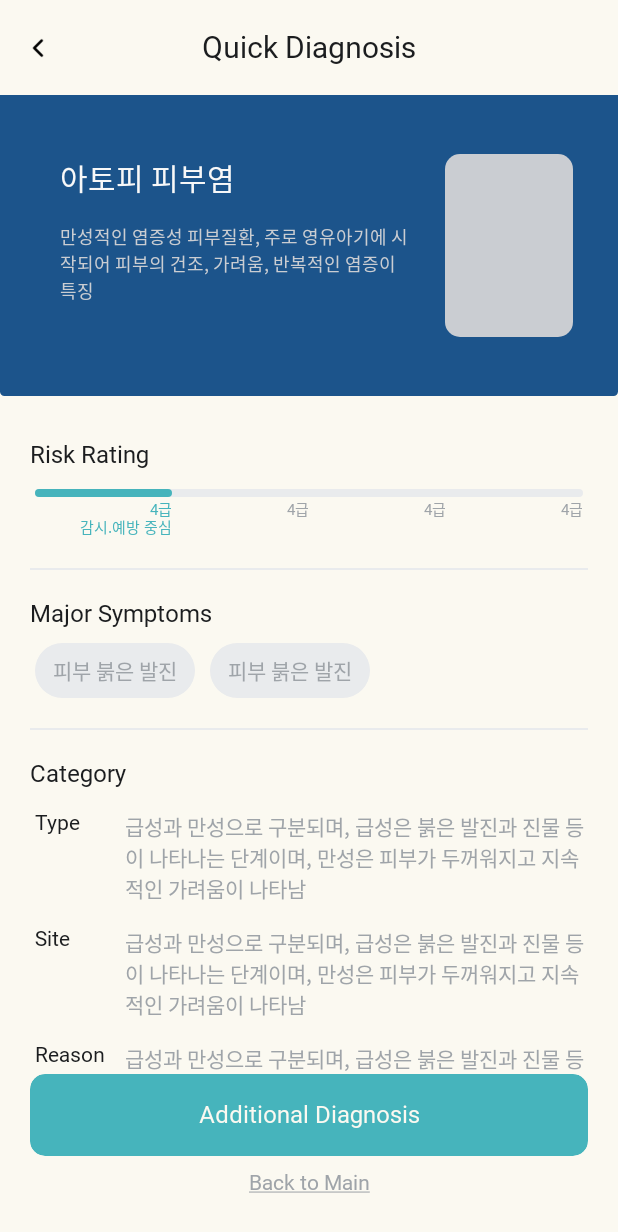
After one commit to GDSC-DGU/2025-APAC-SolutionChallenge-Peekaboo, an Android app built with Jetpack Compose: the DetailQuickScreen screen opened through its navigation route, on a phone screen of 412 x 824 dp. The commit adds this screen. Shown: the top 1232 px of the screen. Run offline under Robolectric (Android 15) with nearby library versions, the phone set to English and light mode, and no system bars; our stand-ins replace Dagger/Hilt's generated code, Timber; Roboto replaces fonts that are not available here.

Commit message:
feat: Set quick diagnosis detail screen
Create quick diagnosis detail page
Set disease symptom detail mock data and Apply content to screen
Set detail page navigation

Related to: #21

```diff
--- a/client/core/design-system/src/main/java/com/peekaboo/design_system/StringComponent.kt
+++ b/client/core/design-system/src/main/java/com/peekaboo/design_system/StringComponent.kt
@@ -8,6 +8,7 @@ const val Add = "추가"
 const val Finish = "완료"
 const val Question = "?"
 const val And = " and "
+const val BackToMain =  "Back to Main"
 
 // Word
 const val Korea = "한국"
@@ -65,3 +66,16 @@ const val DiagnosisHistoryRanking = "In addition, other results with a high prob
 // Diagnosis Quick
 const val QuickDiagnosisTitle =  "Quick Diagnosis"
 const val QuickDiagnosisSemiTitle = "Types of Skin Disease"
+const val QuickDiseaseSymptomsTitle = "Major Symptoms"
+const val QuickDiseaseSymptomsRating = "Risk Rating"
+const val QuickDiseaseSymptomsCategory = "Category"
+const val QuickDiseaseSymptomsType = "Type"
+const val QuickDiseaseSymptomsSite = "Site"
+const val QuickDiseaseSymptomsReason = "Reason"
+const val QuickDiseaseFirstAid = "First Aid(A Child Standard)"
+const val QuickDiseaseFirstAidMild = "Mild"
+const val QuickDiseaseFirstAidSevere = "Severe"
+const val QuickDiseaseMedicine = "Prescription Medicine"
+const val QuickDiseasePreventiveMeasure = "Preventive Measure"
+const val QuickDiseasePrecautions = "Precautions"
+const val QuickDiseaseAdditionalBtn = "Additional Diagnosis"
--- a/client/core/navigation/src/main/java/com/peekaboo/navigation/NavGraph.kt
+++ b/client/core/navigation/src/main/java/com/peekaboo/navigation/NavGraph.kt
@@ -8,6 +8,7 @@ import com.peekaboo.diagnosis.DiagnosisScreen
 import com.peekaboo.diagnosis.selectarea.SelectAreaScreen
 import com.peekaboo.diagnosishistory.DiagnosisHistoryScreen
 import com.peekaboo.diagnosisquick.QuickDiagnosisScreen
+import com.peekaboo.diagnosisquick.detail.DetailQuickScreen
 import com.peekaboo.domain.entity.request.CreateUserModel
 import com.peekaboo.home.HomeScreen
 import com.peekaboo.onboarding.allergy.AllergyExistScreen
@@ -145,7 +146,15 @@ fun NavGraphBuilder.diagnosisQuickNavGraph(
         route = NavRoutes.DiagnosisQuickGraph.route
     ) {
         composable(NavRoutes.DiagnosisQuickScreen.route) {
-            QuickDiagnosisScreen()
+            QuickDiagnosisScreen(
+                goToDetailDiagnosisPage = {
+                    navController.navigate(NavRoutes.DetailQuickScreen.route)
+                }
+            )
+        }
+
+        composable(NavRoutes.DetailQuickScreen.route) {
+            DetailQuickScreen()
         }
     }
 }
--- a/client/core/navigation/src/main/java/com/peekaboo/navigation/NavRoutes.kt
+++ b/client/core/navigation/src/main/java/com/peekaboo/navigation/NavRoutes.kt
@@ -22,4 +22,5 @@ sealed class NavRoutes(val route: String) {
 
     data object DiagnosisQuickGraph: NavRoutes("diagnosis_quick_graph")
     data object DiagnosisQuickScreen: NavRoutes("diagnosis_quick")
+    data object DetailQuickScreen: NavRoutes("detail_quick")
 }
--- a/client/feature/diagnosisquick/src/main/java/com/peekaboo/diagnosisquick/QuickDiagnosisScreen.kt
+++ b/client/feature/diagnosisquick/src/main/java/com/peekaboo/diagnosisquick/QuickDiagnosisScreen.kt
@@ -3,6 +3,7 @@ package com.peekaboo.diagnosisquick
 import androidx.compose.foundation.Image
 import androidx.compose.foundation.background
 import androidx.compose.foundation.border
+import androidx.compose.foundation.clickable
 import androidx.compose.foundation.layout.Arrangement
 import androidx.compose.foundation.layout.Column
 import androidx.compose.foundation.layout.Row
@@ -75,7 +76,8 @@ fun SymptomList(
 ) {
     LazyColumn(
         modifier = Modifier
-            .padding(top = 24.dp),
+            .padding(top = 24.dp)
+            .padding(bottom = 30.dp),
         verticalArrangement = Arrangement.spacedBy(15.dp)
     ) {
         items(DiseaseType.entries) { disease ->
@@ -100,7 +102,10 @@ fun SymptomItem(
             .fillMaxWidth()
             .clip(RoundedCornerShape(5.dp))
             .background(White2)
-            .border(1.dp, color = Gray1, RoundedCornerShape(5.dp)),
+            .border(1.dp, color = Gray1, RoundedCornerShape(5.dp))
+            .clickable(
+                onClick = onClickAction
+            ),
         verticalAlignment = Alignment.CenterVertically
     ) {
         Image(
--- /dev/null
+++ b/client/feature/diagnosisquick/src/main/java/com/peekaboo/diagnosisquick/detail/DetailQuickScreen.kt
@@ -0,0 +1,465 @@
+package com.peekaboo.diagnosisquick.detail
+
+import androidx.compose.foundation.background
+import androidx.compose.foundation.border
+import androidx.compose.foundation.layout.Arrangement
+import androidx.compose.foundation.layout.Box
+import androidx.compose.foundation.layout.BoxWithConstraints
+import androidx.compose.foundation.layout.Column
+import androidx.compose.foundation.layout.PaddingValues
+import androidx.compose.foundation.layout.Row
+import androidx.compose.foundation.layout.Spacer
+import androidx.compose.foundation.layout.fillMaxSize
+import androidx.compose.foundation.layout.fillMaxWidth
+import androidx.compose.foundation.layout.height
+import androidx.compose.foundation.layout.padding
+import androidx.compose.foundation.layout.size
+import androidx.compose.foundation.layout.width
+import androidx.compose.foundation.lazy.LazyColumn
+import androidx.compose.foundation.lazy.LazyRow
+import androidx.compose.foundation.shape.CircleShape
+import androidx.compose.foundation.shape.RoundedCornerShape
+import androidx.compose.material.Divider
+import androidx.compose.material3.Text
+import androidx.compose.runtime.Composable
+import androidx.compose.ui.Alignment
+import androidx.compose.ui.Modifier
+import androidx.compose.ui.draw.clip
+import androidx.compose.ui.graphics.Color
+import androidx.compose.ui.text.style.TextAlign
+import androidx.compose.ui.text.style.TextDecoration
+import androidx.compose.ui.tooling.preview.Preview
+import androidx.compose.ui.unit.dp
+import com.peekaboo.design_system.BackToMain
+import com.peekaboo.design_system.BaeBaeTypo
+import com.peekaboo.design_system.Black1
+import com.peekaboo.design_system.Gray1
+import com.peekaboo.design_system.Gray2
+import com.peekaboo.design_system.Gray3
+import com.peekaboo.design_system.Main2
+import com.peekaboo.design_system.Main3
+import com.peekaboo.design_system.QuickDiagnosisTitle
+import com.peekaboo.design_system.QuickDiseaseAdditionalBtn
+import com.peekaboo.design_system.QuickDiseaseFirstAid
+import com.peekaboo.design_system.QuickDiseaseFirstAidMild
+import com.peekaboo.design_system.QuickDiseaseFirstAidSevere
+import com.peekaboo.design_system.QuickDiseaseMedicine
+import com.peekaboo.design_system.QuickDiseasePrecautions
+import com.peekaboo.design_system.QuickDiseasePreventiveMeasure
+import com.peekaboo.design_system.QuickDiseaseSymptomsCategory
+import com.peekaboo.design_system.QuickDiseaseSymptomsRating
+import com.peekaboo.design_system.QuickDiseaseSymptomsReason
+import com.peekaboo.design_system.QuickDiseaseSymptomsSite
+import com.peekaboo.design_system.QuickDiseaseSymptomsTitle
+import com.peekaboo.design_system.QuickDiseaseSymptomsType
+import com.peekaboo.design_system.White2
+import com.peekaboo.design_system.White3
+import com.peekaboo.ui.common.appbar.TopBar
+import com.peekaboo.ui.common.button.BottomRectangleBtn
+
+@Composable
+fun DetailQuickScreen() {
+    DetailQuickContent()
+}
+
+@Composable
+fun DetailQuickContent() {
+    Column(
+        modifier = Modifier
+            .fillMaxSize()
+            .background(White3)
+    ) {
+        TopBar(
+            titleText = QuickDiagnosisTitle,
+            isIconValid = true
+        )
+
+        DetailDescriptionBanner()
+
+        LazyColumn(
+            modifier = Modifier
+                .weight(1f)
+                .fillMaxWidth(),
+        ) {
+            item {
+                DetailDescriptionContent()
+            }
+        }
+
+        BottomRectangleBtn(
+            horizontalPadding = 20,
+            btnText = QuickDiseaseAdditionalBtn,
+            isBtnValid = true
+        )
+
+        Text(
+            text = BackToMain,
+            color = Gray3,
+            style = BaeBaeTypo.Body3.copy(
+                textDecoration = TextDecoration.Underline
+            ),
+            modifier = Modifier
+                .align(Alignment.CenterHorizontally)
+                .padding(top = 10.dp, bottom = 27.dp)
+        )
+    }
+}
+
+@Composable
+fun DetailDescriptionBanner() {
+    Row(
+        modifier = Modifier
+            .fillMaxWidth()
+            .clip(RoundedCornerShape(bottomStart = 3.dp, bottomEnd = 3.dp))
+            .background(Main3)
+    ) {
+        Column(
+            modifier = Modifier
+                .padding(start = 40.dp, end = 22.dp, top = 40.dp)
+                .weight(1f)
+        ) {
+            Text(
+                text = "아토피 피부염",
+                color = White2,
+                style = BaeBaeTypo.Head1,
+            )
+
+            Text(
+                text = "만성적인 염증성 피부질환, 주로 영유아기에 시작되어 피부의 건조, 가려움, 반복적인 염증이 특징",
+                color = Gray2,
+                style = BaeBaeTypo.Caption1,
+                modifier = Modifier
+                    .padding(top = 15.dp)
+            )
+        }
+
+        Box(
+            modifier = Modifier
+                .padding(vertical = 39.dp)
+                .padding(end = 30.dp)
+                .size(width = 85.dp, height = 122.dp)
+                .clip(RoundedCornerShape(10.dp))
+                .background(Gray2),
+        )
+    }
+}
+
+@Composable
+fun DetailDescriptionContent() {
+    DiseaseRating()
+    DiseaseSymptoms()
+    DiseaseType()
+    DiseaseDrugs()
+    DiseaseFirstAid()
+    DiseasePreventive()
+    DiseaseCaution()
+}
+
+@Composable
+fun DiseaseRating(
+    rating: Int = 4,
+) {
+    Spacer(modifier = Modifier.height(30.dp))
+
+    DescriptionTitle(title = QuickDiseaseSymptomsRating)
+
+    BoxWithConstraints(
+        modifier = Modifier
+            .padding(top = 13.dp, start = 23.dp, end = 23.dp)
+    ) {
+        Box(
+            modifier = Modifier
+                .width(maxWidth)
+                .height(5.dp)
+                .clip(RoundedCornerShape(100.dp))
+                .background(Gray1)
+        )
+
+        Box(
+            modifier = Modifier
+                .width(maxWidth * 0.25f)
+                .height(5.dp)
+                .clip(RoundedCornerShape(100.dp))
+                .background(Main2)
+        )
+
+        LazyRow(
+            modifier = Modifier
+                .padding(top = 6.dp)
+                .fillMaxWidth(),
+        ) {
+            items(4) { index ->
+                Text(
+                    text = "4급",
+                    color = if (index + rating == 4) Main2 else Gray3,
+                    style = BaeBaeTypo.Caption2,
+                    textAlign = TextAlign.End,
+                    modifier = Modifier
+                        .width(maxWidth * 0.25f)
+                )
+            }
+        }
+
+        LazyRow(
+            modifier = Modifier
+                .padding(top = 18.dp)
+                .fillMaxWidth(),
+        ) {
+            items(4) { index ->
+                Text(
+                    text = "감시.예방 중심",
+                    color = if (index + rating == 4) Main2 else Color.Transparent,
+                    style = BaeBaeTypo.Caption2,
+                    textAlign = TextAlign.End,
+                    modifier = Modifier
+                        .width(maxWidth * 0.25f)
+                )
+            }
+        }
+    }
+
+    DescriptionDivider()
+}
+
+@Composable
+fun DiseaseSymptoms() {
+    DescriptionTitle(title = QuickDiseaseSymptomsTitle)
+
+    LazyRow(
+        modifier = Modifier
+            .padding(top = 10.dp),
+        contentPadding = PaddingValues(horizontal = 23.dp),
+        horizontalArrangement = Arrangement.spacedBy(10.dp)
+    ) {
+        items(2) {
+            DiseaseSymptomItem()
+        }
+    }
+
+    DescriptionDivider()
+}
+
+@Composable
+fun DiseaseSymptomItem() {
+    Box(
+        modifier = Modifier
+            .clip(RoundedCornerShape(100.dp))
+            .background(Gray1)
+    ) {
+        Text(
+            text = "피부 붉은 발진",
+            color = Gray3,
+            style = BaeBaeTypo.Caption4,
+            modifier = Modifier
+                .padding(vertical = 8.dp, horizontal = 12.dp)
+        )
+    }
+}
+
+@Composable
+fun DiseaseType() {
+    DescriptionTitle(title = QuickDiseaseSymptomsCategory)
+
+    Spacer(modifier = Modifier.height(15.dp))
+
+    DescriptionSemiContent(
+        title = QuickDiseaseSymptomsType,
+        content = "급성과 만성으로 구분되며, 급성은 붉은 발진과 진물 등이 나타나는 단계이며, 만성은 피부가 두꺼워지고 지속적인 가려움이 나타남",
+    )
+
+    Spacer(modifier = Modifier.height(15.dp))
+
+    DescriptionSemiContent(
+        title = QuickDiseaseSymptomsSite,
+        content = "급성과 만성으로 구분되며, 급성은 붉은 발진과 진물 등이 나타나는 단계이며, 만성은 피부가 두꺼워지고 지속적인 가려움이 나타남",
+    )
+
+    Spacer(modifier = Modifier.height(15.dp))
+
+    DescriptionSemiContent(
+        title = QuickDiseaseSymptomsReason,
+        content = "급성과 만성으로 구분되며, 급성은 붉은 발진과 진물 등이 나타나는 단계이며, 만성은 피부가 두꺼워지고 지속적인 가려움이 나타남",
+    )
+
+    DescriptionDivider()
+}
+
+@Composable
+fun DiseaseDrugs() {
+    DescriptionTitle(title = QuickDiseaseMedicine)
+
+    LazyRow(
+        modifier = Modifier
+            .padding(top = 10.dp),
+        contentPadding = PaddingValues(horizontal = 23.dp),
+        horizontalArrangement = Arrangement.spacedBy(10.dp)
+    ) {
+        items(2) {
+            DiseaseDrugsItem()
+        }
+    }
+
+    DescriptionDivider()
+}
+
+@Composable
+fun DiseaseDrugsItem() {
+    Row {
+        Box(
+            modifier = Modifier
+                .clip(RoundedCornerShape(topStart = 100.dp, bottomStart = 100.dp))
+                .background(Main2)
+        ) {
+            Text(
+                text = "국소 스테로이드 크림",
+                color = White3,
+                style = BaeBaeTypo.Caption4,
+                modifier = Modifier
+                    .padding(vertical = 8.dp, horizontal = 12.dp)
+            )
+        }
+
+        Box(
+            modifier = Modifier
+                .clip(RoundedCornerShape(topEnd = 100.dp, bottomEnd = 100.dp))
+                .background(Gray1)
+        ) {
+            Text(
+                text = "염증 완화",
+                color = Black1,
+                style = BaeBaeTypo.Caption4,
+                modifier = Modifier
+                    .padding(vertical = 8.dp, horizontal = 12.dp)
+            )
+        }
+    }
+}
+
+@Composable
+fun DiseaseFirstAid() {
+    DescriptionTitle(title = QuickDiseaseFirstAid)
+
+    Spacer(modifier = Modifier.height(15.dp))
+
+    DescriptionSemiContent(
+        title = QuickDiseaseFirstAidMild,
+        content = "급성과 만성으로 구분되며, 급성은 붉은 발진과 진물 등이 나타나는 단계이며, 만성은 피부가 두꺼워지고 지속적인 가려움이 나타남",
+    )
+
+    Spacer(modifier = Modifier.height(15.dp))
+
+    DescriptionSemiContent(
+        title = QuickDiseaseFirstAidSevere,
+        content = "급성과 만성으로 구분되며, 급성은 붉은 발진과 진물 등이 나타나는 단계이며, 만성은 피부가 두꺼워지고 지속적인 가려움이 나타남",
+    )
+
+    DescriptionDivider()
+}
+
+@Composable
+fun DiseasePreventive() {
+    DescriptionTitle(title = QuickDiseasePreventiveMeasure)
+
+    DiseaseSemiContentList()
+
+    DescriptionDivider()
+}
+
+@Composable
+fun DiseaseCaution() {
+    DescriptionTitle(title = QuickDiseasePrecautions)
+
+    DiseaseSemiContentList()
+
+    Spacer(modifier = Modifier.height(50.dp))
+}
+
+@Composable
+fun DescriptionTitle(
+    title: String,
+) {
+    Text(
+        text = title,
+        color = Black1,
+        style = BaeBaeTypo.Body1,
+        modifier = Modifier
+            .padding(start = 20.dp)
+    )
+}
+
+@Composable
+fun DescriptionSemiContent(
+    title: String,
+    content: String,
+) {
+    Box(
+        modifier = Modifier
+            .padding(start = 23.dp, end = 20.dp)
+            .fillMaxWidth()
+    ) {
+        Text(
+            text = title,
+            color = Black1,
+            style = BaeBaeTypo.Body3,
+            modifier = Modifier
+        )
+
+        Text(
+            text = content,
+            color = Gray3,
+            style = BaeBaeTypo.Body3,
+            modifier = Modifier
+                .padding(start = 60.dp)
+                .fillMaxWidth()
+        )
+    }
+}
+
+@Composable
+fun DiseaseSemiContentList() {
+    Column(
+        modifier = Modifier
+            .padding(top = 15.dp, start = 20.dp, end = 20.dp),
+        verticalArrangement = Arrangement.spacedBy(10.dp)
+    ) {
+        repeat(3) {
+            DiseaseSemiContentListItem()
+        }
+    }
+}
+
+@Composable
+fun DiseaseSemiContentListItem() {
+    Row(
+        verticalAlignment = Alignment.CenterVertically
+    ) {
+        Box(
+            modifier = Modifier
+                .size(10.dp)
+                .background(Main2, shape = CircleShape)
+        )
+
+        Text(
+            text = "피부 보습 생활화하기",
+            color = Gray3,
+            style = BaeBaeTypo.Body3,
+            modifier = Modifier
+                .padding(start = 15.dp)
+        )
+    }
+}
+
+@Composable
+fun DescriptionDivider() {
+    Divider(
+        modifier = Modifier
+            .padding(20.dp)
+            .border(2.dp, color = Gray1)
+    )
+}
+
+@Preview(showBackground = true, showSystemUi = true)
+@Composable
+fun PreviewDetailQuick() {
+    DetailQuickContent()
+}
--- a/client/feature/src/main/java/com/peekaboo/feature/MainScreen.kt
+++ b/client/feature/src/main/java/com/peekaboo/feature/MainScreen.kt
@@ -42,7 +42,7 @@ fun MainScreen() {
             ) {
                 NavHost(
                     navController = navController,
-                    startDestination = NavRoutes.OnBoardingGraph.route
+                    startDestination = NavRoutes.HomeGraph.route
                 ) {
                     onboardingNavGraph(
                         navController = navController,
```
